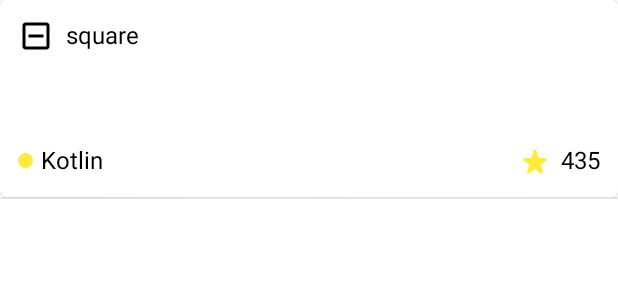
After one commit to Archunandev/Git_TrendRepo_App, an Android app: the layout repo_item_list.xml on its own in the app's theme, with its tools: preview values and no code run, on a phone screen of 412 x 824 dp. The commit adds this screen. Shown: the top 300 px of the screen. Run offline under Robolectric (Android 15) with nearby library versions, the phone set to English and light mode, and no system bars.

Commit message:
Design UI

```diff
--- a/app/src/main/AndroidManifest.xml
+++ b/app/src/main/AndroidManifest.xml
@@ -10,7 +10,7 @@
         android:supportsRtl="true"
         android:theme="@style/Theme.GitTrendRepoApp">
         <activity
-            android:name=".view.activity.MainActivity"
+            android:name=".ui.activity.MainActivity"
             android:exported="true">
             <intent-filter>
                 <action android:name="android.intent.action.MAIN" />
--- a/app/src/main/java/com/example/gittrendrepoapp/view/activity/MainActivity.kt
+++ b/app/src/main/java/com/example/gittrendrepoapp/ui/activity/MainActivity.kt
@@ -1,4 +1,4 @@
-package com.example.gittrendrepoapp.view.activity
+package com.example.gittrendrepoapp.ui.activity
 
 import androidx.appcompat.app.AppCompatActivity
 import android.os.Bundle
--- /dev/null
+++ b/app/src/main/res/drawable/ic_outline.xml
@@ -0,0 +1,10 @@
+<vector xmlns:android="http://schemas.android.com/apk/res/android"
+    android:width="24dp"
+    android:height="24dp"
+    android:viewportWidth="24"
+    android:viewportHeight="24"
+    android:tint="?attr/colorControlNormal">
+  <path
+      android:fillColor="@android:color/white"
+      android:pathData="M19,3L5,3c-1.1,0 -2,0.9 -2,2v14c0,1.1 0.9,2 2,2h14c1.1,0 2,-0.9 2,-2L21,5c0,-1.1 -0.9,-2 -2,-2zM19,19L5,19L5,5h14v14zM7,11h10v2L7,13z"/>
+</vector>
--- /dev/null
+++ b/app/src/main/res/drawable/ic_star.xml
@@ -0,0 +1,10 @@
+<vector xmlns:android="http://schemas.android.com/apk/res/android"
+    android:width="24dp"
+    android:height="24dp"
+    android:viewportWidth="24"
+    android:viewportHeight="24"
+    android:tint="?attr/colorControlNormal">
+  <path
+      android:fillColor="@android:color/white"
+      android:pathData="M14.43,10l-1.47,-4.84c-0.29,-0.95 -1.63,-0.95 -1.91,0L9.57,10H5.12c-0.97,0 -1.37,1.25 -0.58,1.81l3.64,2.6l-1.43,4.61c-0.29,0.93 0.79,1.68 1.56,1.09L12,17.31l3.69,2.81c0.77,0.59 1.85,-0.16 1.56,-1.09l-1.43,-4.61l3.64,-2.6c0.79,-0.57 0.39,-1.81 -0.58,-1.81H14.43z"/>
+</vector>
--- /dev/null
+++ b/app/src/main/res/layout/repo_item_list.xml
@@ -0,0 +1,110 @@
+<?xml version="1.0" encoding="utf-8"?>
+<androidx.constraintlayout.widget.ConstraintLayout xmlns:android="http://schemas.android.com/apk/res/android"
+    xmlns:app="http://schemas.android.com/apk/res-auto"
+    xmlns:tools="http://schemas.android.com/tools"
+    android:layout_width="match_parent"
+    android:layout_height="match_parent">
+
+    <com.google.android.material.card.MaterialCardView
+        android:id="@+id/cardView"
+        android:layout_width="match_parent"
+        android:layout_height="wrap_content"
+        android:clickable="true"
+        android:elevation="5dp"
+        android:focusable="true"
+        android:visibility="visible"
+        app:cardBackgroundColor="@color/white"
+        app:layout_constraintEnd_toEndOf="parent"
+        app:layout_constraintStart_toStartOf="parent"
+        app:layout_constraintTop_toTopOf="parent">
+
+        <LinearLayout
+            android:layout_width="match_parent"
+            android:layout_height="wrap_content"
+            android:layout_marginStart="12dp"
+            android:layout_marginTop="12dp"
+            android:layout_marginEnd="12dp"
+            android:layout_marginBottom="12dp"
+            android:orientation="vertical">
+
+            <com.google.android.material.textview.MaterialTextView
+                android:layout_width="wrap_content"
+                android:layout_height="wrap_content"
+                android:drawableLeft="@drawable/ic_outline"
+                android:drawablePadding="8dp"
+                android:drawableTint="@color/black"
+                android:maxLines="1"
+                android:text="square"
+                android:textSize="16sp" />
+
+            <com.google.android.material.textview.MaterialTextView
+                android:id="@+id/name_txt"
+                android:layout_width="wrap_content"
+                android:layout_height="wrap_content"
+                android:layout_marginTop="5dp"
+                android:drawablePadding="8dp"
+                android:text=""
+                android:textColor="@color/black"
+                android:textSize="15sp"
+                android:textStyle="bold" />
+
+            <com.google.android.material.textview.MaterialTextView
+                android:id="@+id/description"
+                android:layout_width="wrap_content"
+                android:layout_height="wrap_content"
+                android:layout_marginTop="2dp"
+                android:drawablePadding="8dp"
+                android:text=""
+                android:textColor="@color/black"
+                android:textSize="13sp" />
+
+            <LinearLayout
+                android:layout_width="match_parent"
+                android:layout_height="wrap_content"
+                android:layout_marginTop="12dp"
+                android:orientation="horizontal">
+
+
+                <com.google.android.material.imageview.ShapeableImageView
+                    android:id="@+id/language_color_code"
+                    android:layout_width="10dp"
+                    android:layout_height="10dp"
+                    android:layout_gravity="center"
+                    android:background="@color/yellow"
+                    app:shapeAppearanceOverlay="@style/circularView" />
+
+                <com.google.android.material.textview.MaterialTextView
+                    android:id="@+id/language_txt"
+                    android:layout_width="0dp"
+                    android:layout_height="wrap_content"
+                    android:layout_marginStart="5dp"
+                    android:layout_weight="1"
+                    android:drawablePadding="8dp"
+                    android:text="Kotlin"
+                    android:textColor="@color/black"
+                    android:textSize="16sp" />
+
+                <com.google.android.material.textview.MaterialTextView
+                    android:id="@+id/stars_number"
+                    android:layout_width="wrap_content"
+                    android:layout_height="wrap_content"
+                    android:drawableLeft="@drawable/ic_star"
+                    android:drawablePadding="5dp"
+                    android:drawableTint="@color/yellow"
+                    android:text="435"
+                    android:textAlignment="viewEnd"
+                    android:textColor="@color/black"
+                    android:textSize="16sp" />
+            </LinearLayout>
+
+        </LinearLayout>
+
+    </com.google.android.material.card.MaterialCardView>
+
+    <View
+        android:layout_width="match_parent"
+        android:layout_height="1dp"
+        android:background="@color/grey_lite"
+        app:layout_constraintTop_toBottomOf="@+id/cardView" />
+
+</androidx.constraintlayout.widget.ConstraintLayout>
--- a/app/src/main/res/values/strings.xml
+++ b/app/src/main/res/values/strings.xml
@@ -1,4 +1,6 @@
 <resources>
     <string name="app_name">Trending Repositories</string>
     <string name="search">Search</string>
+    <string name="no_internet_connection">No internet connection</string>
+    <string name="try_again">Try Again</string>
 </resources>
--- a/app/src/main/res/values/themes.xml
+++ b/app/src/main/res/values/themes.xml
@@ -20,4 +20,9 @@
     <style name="ThemeOverlay.Actionbar" parent="ThemeOverlay.MaterialComponents.Dark.ActionBar">
         <item name="android:textColorPrimary">@color/black</item>
     </style>
+
+    <style name="circularView" parent="">
+        <item name="cornerFamily">rounded</item>
+        <item name="cornerSize">50%</item>
+    </style>
 </resources>
```
Also changed, not shown: app/src/main/res/layout/activity_main.xml (+77 -6 lines), 1 other file.
